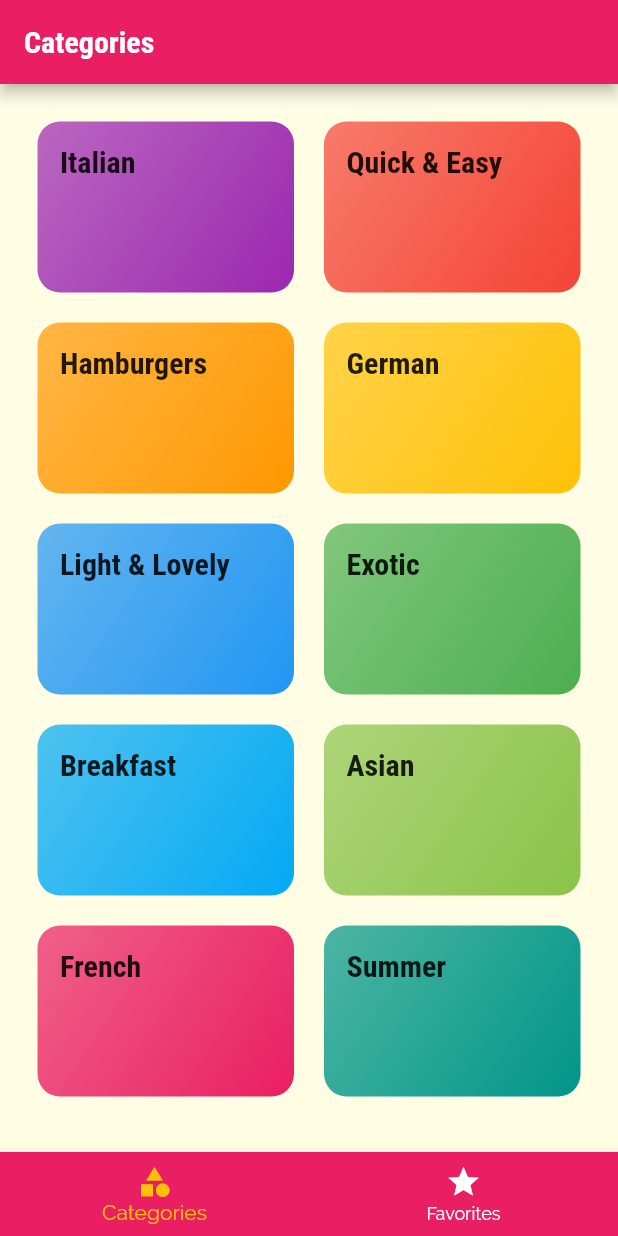
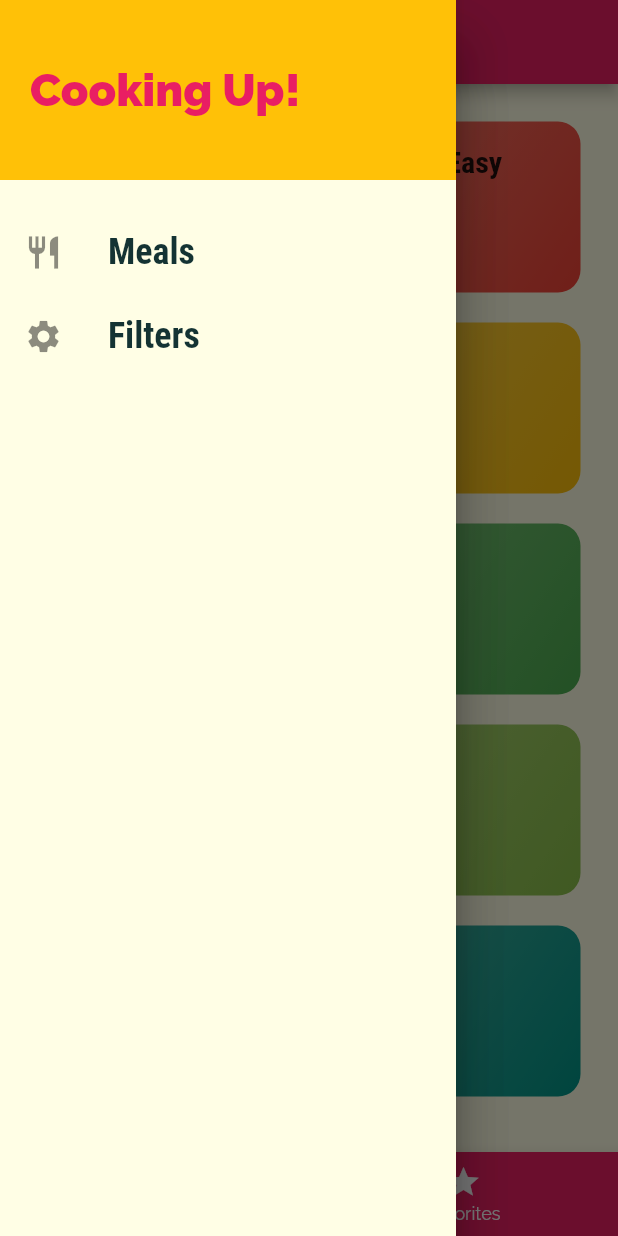
Before and after one commit to yunusyerli1/mealapp, a Flutter app: the screen it shows after launch, with the side drawer open (before the commit the screen has no drawer), on a phone screen of 412 x 824 dp. Run offline on Flutter 3.47's test engine with Material 2 defaults, Android fonts, the phone set to English and light mode, and no system bars.

Commit message:
drawer added

```diff
--- a/lib/main.dart
+++ b/lib/main.dart
@@ -1,4 +1,5 @@
 import 'package:flutter/material.dart';
+import 'screens/filters_screen.dart';
 import './screens/categories_screen.dart';
 import './screens/category_meals_screen.dart';
 import './screens/meal_detail_screen.dart';
@@ -36,6 +37,7 @@ class MyApp extends StatelessWidget {
           '/': (ctx) => TabScreen(),
           CategoryMealsScreen.routeName: (ctx) => CategoryMealsScreen(),
           MealDetailScreen.routeName: (ctx) => MealDetailScreen(),
+          FiltersScreen.routeName: (ctx) => FiltersScreen(),
         },
         //Most apps you dont need onGenerateroute
         onGenerateRoute: (settings) {
--- /dev/null
+++ b/lib/screens/filters_screen.dart
@@ -0,0 +1,12 @@
+import 'package:flutter/material.dart';
+
+class FiltersScreen extends StatelessWidget {
+  static const routeName = '/filters';
+
+  @override
+  Widget build(BuildContext context) {
+    return Center(
+      child: Text('Filter Screen'),
+    );
+  }
+}
--- a/lib/screens/tabs_screen.dart
+++ b/lib/screens/tabs_screen.dart
@@ -1,4 +1,5 @@
 import 'package:flutter/material.dart';
+import '../widgets/main_drawer.dart';
 import './categories_screen.dart';
 import './favorites_screen.dart';
 
@@ -41,6 +42,9 @@ class _TabScreenState extends State<TabScreen> {
         appBar: AppBar(
           title: Text(_pages[_selectedPageIndex]['title']),
         ),
+        drawer: Drawer(
+          child: MainDrawer(),
+        ),
         body: _pages[_selectedPageIndex]['page'],
         bottomNavigationBar: BottomNavigationBar(
           onTap: _selectPage,
--- /dev/null
+++ b/lib/widgets/main_drawer.dart
@@ -0,0 +1,51 @@
+import 'package:flutter/material.dart';
+import '../screens/filters_screen.dart';
+
+class MainDrawer extends StatelessWidget {
+  Widget buildListTile(String title, IconData icon, Function tapHandler) {
+    return ListTile(
+        leading: Icon(
+          icon,
+          size: 26,
+        ),
+        title: Text(title,
+            style: TextStyle(
+              fontFamily: 'RobotoCondensed',
+              fontSize: 24,
+              fontWeight: FontWeight.bold,
+            )),
+        onTap: () => tapHandler);
+  }
+
+  void tapHandler() {}
+
+  @override
+  Widget build(BuildContext context) {
+    return Drawer(
+      child: Column(children: <Widget>[
+        Container(
+          height: 120,
+          width: double.infinity,
+          padding: EdgeInsets.all(20),
+          alignment: Alignment.centerLeft,
+          color: Theme.of(context).accentColor,
+          child: Text(
+            'Cooking Up!',
+            style: TextStyle(
+              fontWeight: FontWeight.w900,
+              fontSize: 30,
+              color: Theme.of(context).primaryColor,
+            ),
+          ),
+        ),
+        SizedBox(height: 20),
+        buildListTile('Meals', Icons.restaurant, () {
+          Navigator.of(context).pushNamed('/');
+        }),
+        buildListTile('Filters', Icons.settings, () {
+          Navigator.of(context).pushNamed(FiltersScreen.routeName);
+        }),
+      ]),
+    );
+  }
+}
```
